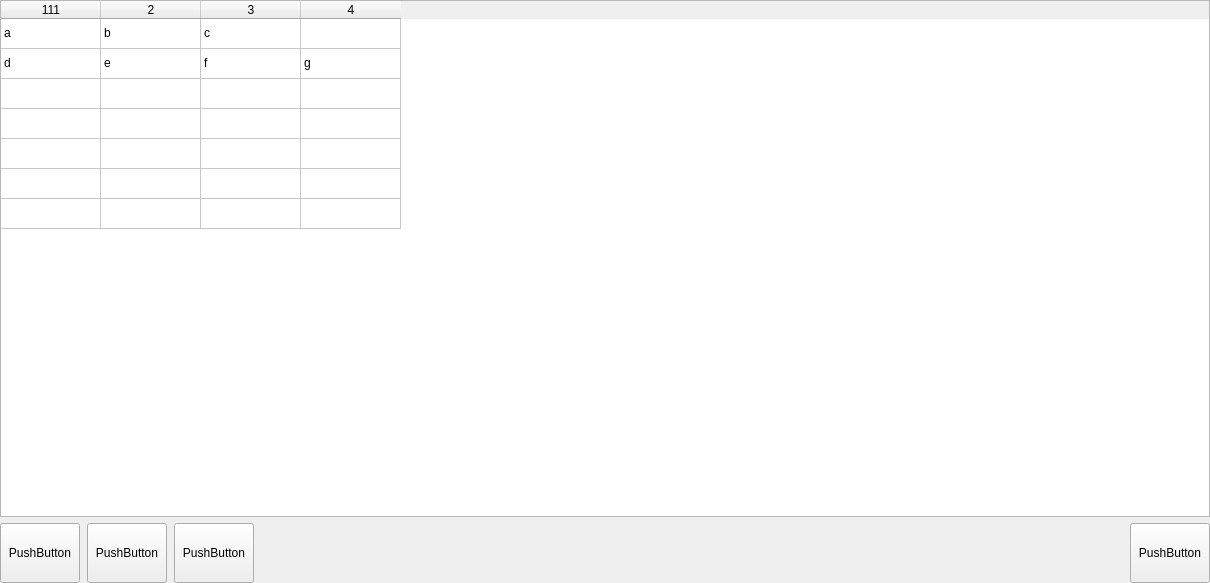
The window that src/UI/DatabaseUi/databaseui.ui (ikolomiko/ikooskar-qt) describes before a commit, drawn with Qt 5.
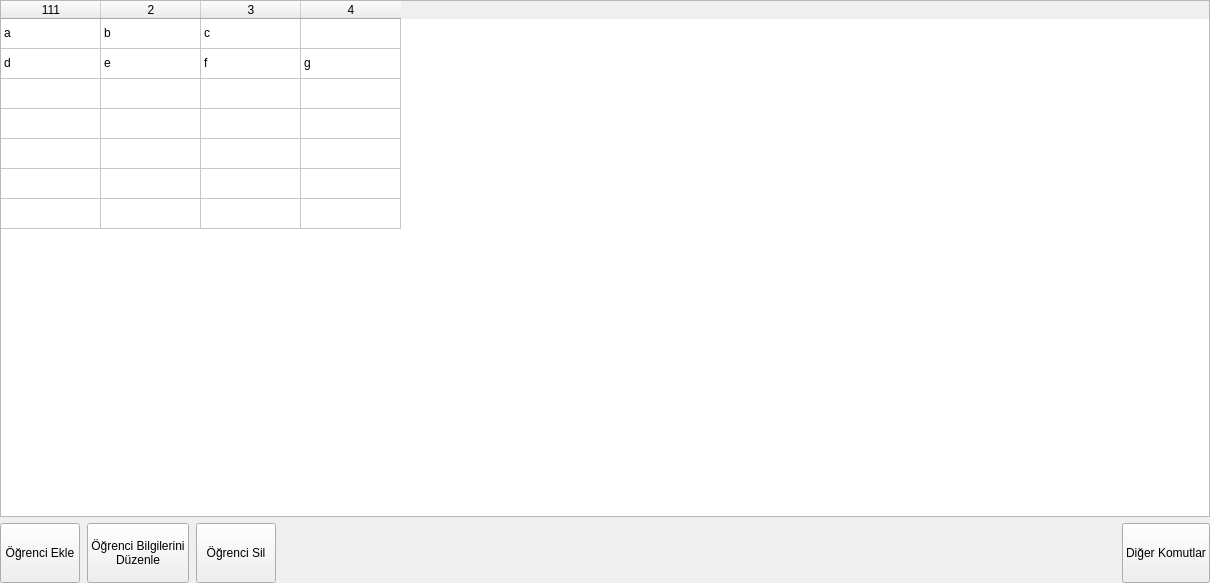
The same window after the commit. Icons and pictures are not drawn.

The edit to the form file:
```diff
--- a/src/UI/DatabaseUi/databaseui.ui
+++ b/src/UI/DatabaseUi/databaseui.ui
@@ -206,7 +206,7 @@
          </size>
         </property>
         <property name="text">
-         <string>PushButton</string>
+         <string>Öğrenci Ekle</string>
         </property>
         <property name="icon">
          <iconset theme="list-add">
@@ -223,7 +223,8 @@
          </size>
         </property>
         <property name="text">
-         <string>PushButton</string>
+         <string>Öğrenci Bilgilerini
+Düzenle</string>
         </property>
        </widget>
       </item>
@@ -236,7 +237,7 @@
          </size>
         </property>
         <property name="text">
-         <string>PushButton</string>
+         <string>Öğrenci Sil</string>
         </property>
        </widget>
       </item>
@@ -262,7 +263,7 @@
          </size>
         </property>
         <property name="text">
-         <string>PushButton</string>
+         <string>Diğer Komutlar</string>
         </property>
        </widget>
       </item>
```
Left out of the diff: 8 changed lines with no effect on the pictures.
